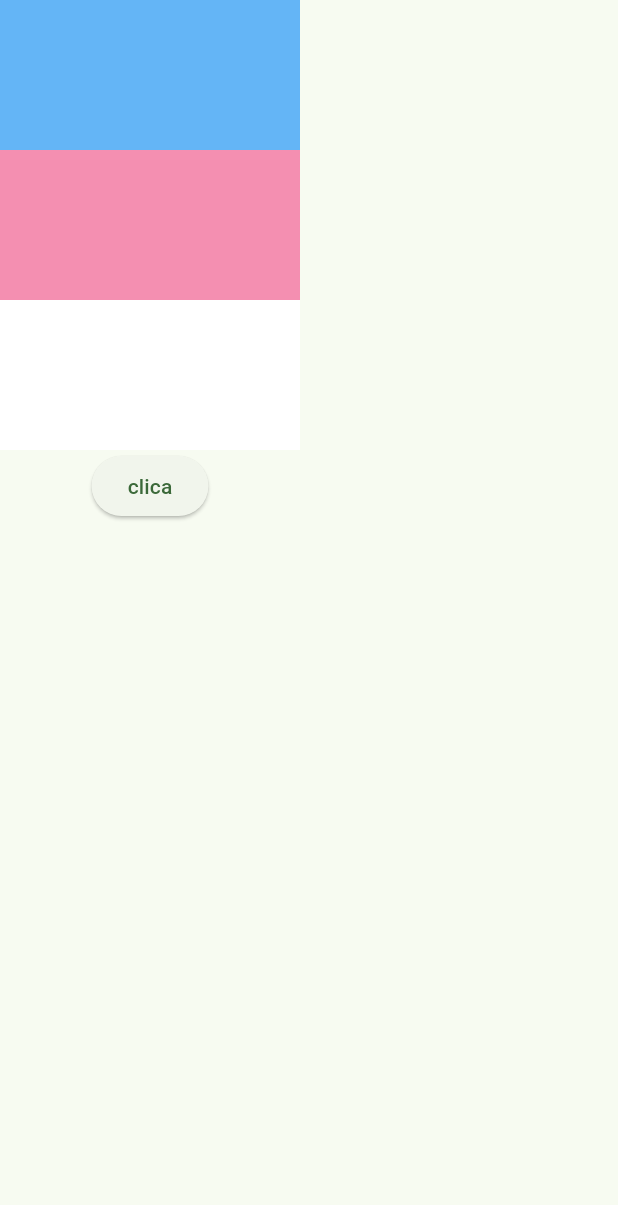
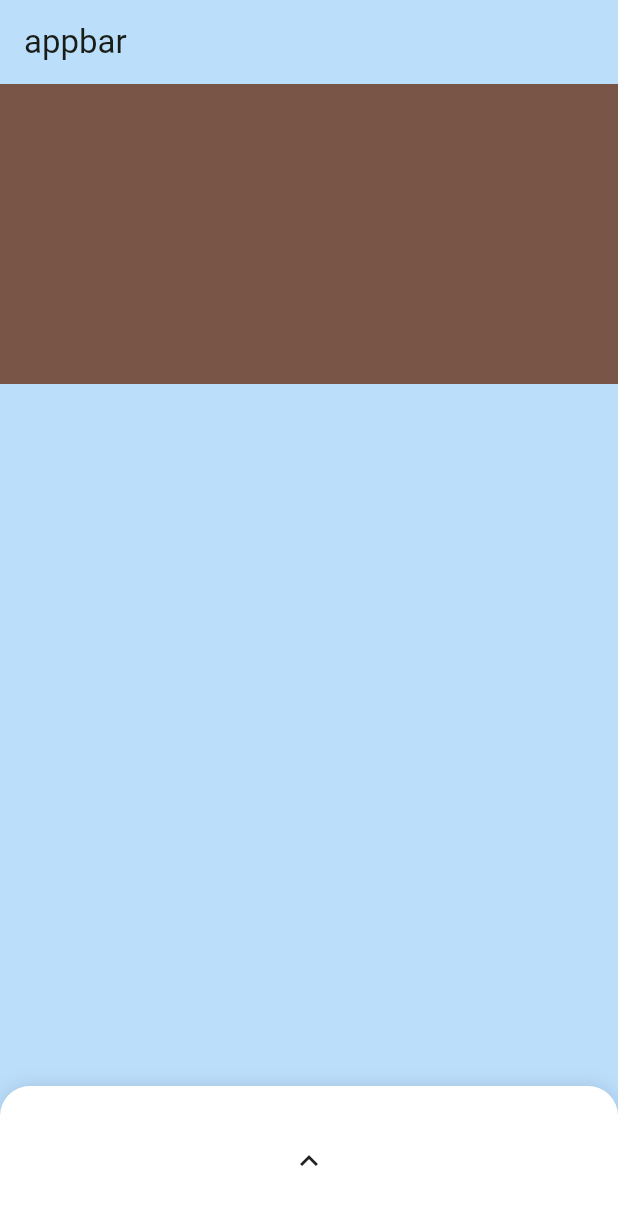
Before and after one commit to wurayan/budget-tracker, a Flutter app: the screen it shows after launch, on a phone screen of 412 x 824 dp. Shown: the top 1205 px of the screen. Run offline on Flutter 3.47's test engine with Material 3 defaults, Android fonts, the phone set to English and light mode, and no system bars; our stand-ins replace flutter_dotenv; missing offline and left inert: mysql_client.

Commit message:
Create Draggable bottom sheet

```diff
--- /dev/null
+++ b/lib/view/bottom_draggable_sheet.dart
@@ -0,0 +1,101 @@
+import 'dart:ui';
+
+import 'package:flutter/material.dart';
+
+class BottomDraggableSheet extends StatefulWidget {
+  const BottomDraggableSheet({super.key});
+
+  @override
+  State<BottomDraggableSheet> createState() => _BottomDraggableSheetState();
+}
+
+class _BottomDraggableSheetState extends State<BottomDraggableSheet>
+    with SingleTickerProviderStateMixin {
+  // final _controller = PersistentBottomSheetController();
+  // Controls sheet state
+  // bool _isExpanded = false;
+  // updateExpanded() => setState(() => _isExpanded = !_isExpanded);
+
+  late AnimationController _controller;
+  double _currentHeight = 100; // Initial collapsed height
+  final double _expandedHeight = 400;
+
+  @override
+  void initState() {
+    super.initState();
+    _controller = AnimationController(
+      vsync: this,
+      duration: const Duration(milliseconds: 300),
+    );
+  }
+
+  @override
+  void dispose() {
+    _controller.dispose();
+    super.dispose();
+  }
+
+  @override
+  Widget build(BuildContext context) {
+    return BottomSheet(
+        enableDrag: true,
+        animationController: _controller,
+        onClosing: () {},
+        builder: (context) => GestureDetector(
+              onVerticalDragUpdate: (details) {
+                setState(() {
+                  _currentHeight = (_currentHeight - details.primaryDelta!)
+                      .clamp(100, _expandedHeight);
+                  _controller.value =
+                      (_currentHeight - 100) / (_expandedHeight - 100);
+                });
+              },
+              onVerticalDragEnd: (details) {
+                if (details.primaryVelocity! < -500) {
+                  // Swipe up fast
+                  _controller.animateTo(1.0);
+                  _currentHeight = _expandedHeight;
+                } else if (details.primaryVelocity! > 500) {
+                  // Swipe down fast
+                  _controller.animateTo(0.0);
+                  _currentHeight = 100;
+                } else {
+                  // Snap to nearest position
+                  if (_controller.value > 0.5) {
+                    _controller.animateTo(1.0);
+                    _currentHeight = _expandedHeight;
+                  } else {
+                    _controller.animateTo(0.0);
+                    _currentHeight = 100;
+                  }
+                }
+              },
+              child: AnimatedBuilder(
+                animation: _controller,
+                builder: (context, child) {
+                  return Container(
+                    height: lerpDouble(100, _expandedHeight, _controller.value),
+                    decoration: const BoxDecoration(
+                      color: Colors.white,
+                      borderRadius:
+                          BorderRadius.vertical(top: Radius.circular(20)),
+                      boxShadow: [
+                        BoxShadow(color: Colors.black12, blurRadius: 10)
+                      ],
+                    ),
+                    child: _controller.value > 0.5
+                        ? _buildExpandedForm()
+                        : _buildCollapsedHandle(),
+                  );
+                },
+              ),
+            ));
+  }
+
+  Widget _buildExpandedForm() => Container(
+        height: 500,
+        color: Colors.teal,
+      );
+  Widget _buildCollapsedHandle() =>
+      const Center(child: Icon(Icons.keyboard_arrow_up));
+}
--- a/lib/view/home_screen.dart
+++ b/lib/view/home_screen.dart
@@ -1,5 +1,4 @@
-import 'package:budget_tracker/control/database.dart';
-import 'package:budget_tracker/model/expense_type_model.dart';
+import 'package:budget_tracker/view/bottom_draggable_sheet.dart';
 import 'package:flutter/material.dart';
 
 class HomeScreen extends StatelessWidget {
@@ -8,33 +7,20 @@ class HomeScreen extends StatelessWidget {
   @override
   Widget build(BuildContext context) {
     return Scaffold(
+        appBar: AppBar(
+          backgroundColor: Colors.transparent,
+          title: Text("appbar"),
+        ),
+        // extendBodyBehindAppBar: true,
+        backgroundColor: Colors.blue[100],
         body: Column(
           children: [
             Container(
-            color: Colors.blue[300],
-            width: 200,
-            height: 100,
-          ),
-          Container(
-            color: Colors.pink[200],
-            width: 200,
-            height: 100,
-          ),
-          Container(
-            color: Colors.white,
-            width: 200,
-            height: 100,
-          ),
-          ElevatedButton(
-            onPressed: () async {
-              DatabaseService db = DatabaseService();
-              List<ExpenseTypeModel> list = await db.getAllExpenseTypes();
-              list.forEach((element) => print(element));
-            },
-            child: const Text("clica"),
+              color: Colors.brown,
+              height: 200,
             )
           ],
         ),
-    );
+        bottomSheet: const BottomDraggableSheet());
   }
 }
```
Lines whose indentation alone changed are shown as unchanged.
